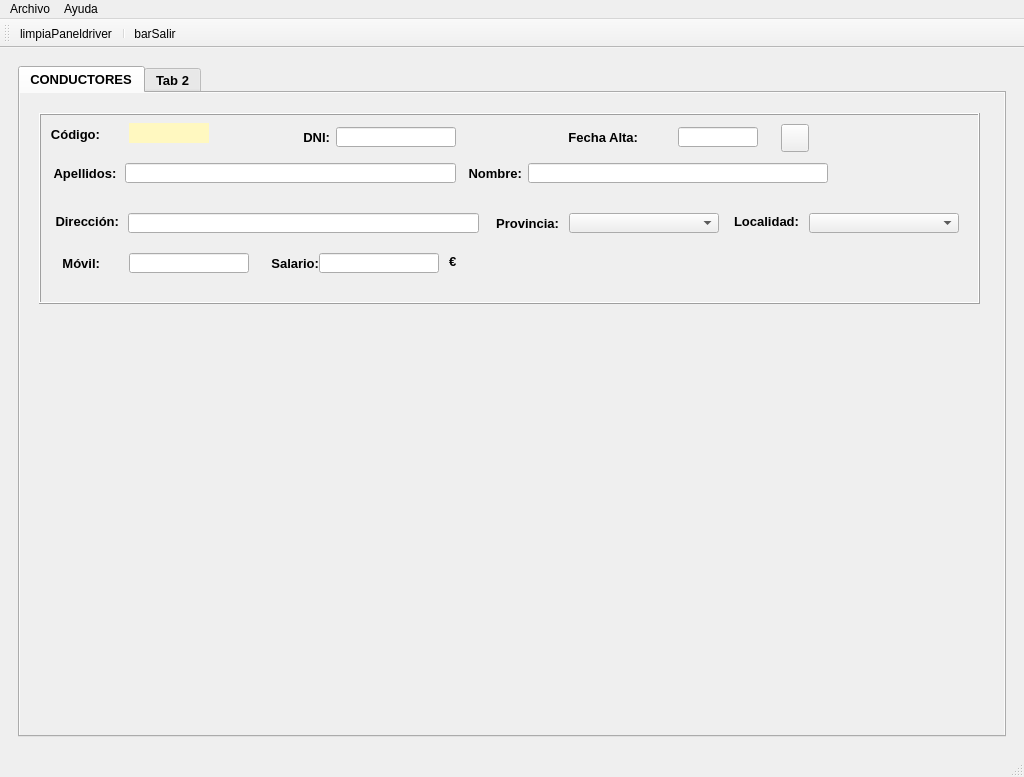
Above: MainWindow.ui from XoanCarlos/perezgonzalez2324 before the change. Below: the same form after it.
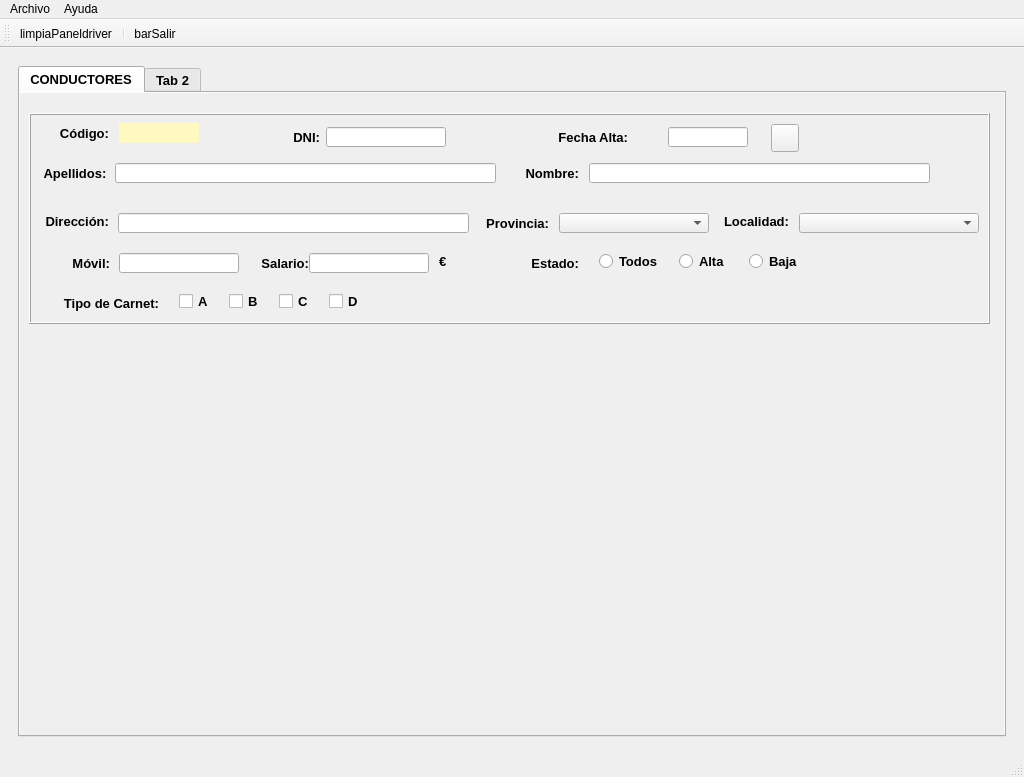
That is the form after the change. Icons and pictures are not drawn.

Commit message: radiobutton y check

```diff
--- a/MainWindow.ui
+++ b/MainWindow.ui
@@ -81,10 +81,10 @@
           <widget class="QFrame" name="frngestdrive">
            <property name="geometry">
             <rect>
-             <x>19</x>
+             <x>9</x>
              <y>20</y>
-             <width>941</width>
-             <height>191</height>
+             <width>961</width>
+             <height>211</height>
             </rect>
            </property>
            <property name="sizePolicy">
@@ -111,7 +111,7 @@
            <widget class="QLabel" name="lblNome">
             <property name="geometry">
              <rect>
-              <x>423</x>
+              <x>490</x>
               <y>50</y>
               <width>60</width>
               <height>20</height>
@@ -204,7 +204,7 @@
              <rect>
               <x>86</x>
               <y>50</y>
-              <width>331</width>
+              <width>381</width>
               <height>20</height>
              </rect>
             </property>
@@ -367,8 +367,8 @@
            <widget class="QLabel" name="lblCod">
             <property name="geometry">
              <rect>
-              <x>11</x>
-              <y>11</y>
+              <x>30</x>
+              <y>10</y>
               <width>50</width>
               <height>20</height>
              </rect>
@@ -417,9 +417,9 @@
            <widget class="QLineEdit" name="txtNome">
             <property name="geometry">
              <rect>
-              <x>489</x>
+              <x>560</x>
               <y>50</y>
-              <width>300</width>
+              <width>341</width>
               <height>20</height>
              </rect>
             </property>
@@ -479,7 +479,7 @@
              <rect>
               <x>20</x>
               <y>140</y>
-              <width>41</width>
+              <width>61</width>
               <height>20</height>
              </rect>
             </property>
@@ -501,19 +501,19 @@
              <rect>
               <x>770</x>
               <y>100</y>
-              <width>150</width>
+              <width>180</width>
               <height>20</height>
              </rect>
             </property>
             <property name="minimumSize">
              <size>
-              <width>150</width>
+              <width>180</width>
               <height>20</height>
              </size>
             </property>
             <property name="maximumSize">
              <size>
-              <width>150</width>
+              <width>180</width>
               <height>20</height>
              </size>
             </property>
@@ -681,6 +681,162 @@
              <string>€</string>
             </property>
            </widget>
+           <widget class="QLabel" name="lblCarnet">
+            <property name="geometry">
+             <rect>
+              <x>30</x>
+              <y>180</y>
+              <width>100</width>
+              <height>20</height>
+             </rect>
+            </property>
+            <property name="minimumSize">
+             <size>
+              <width>80</width>
+              <height>0</height>
+             </size>
+            </property>
+            <property name="maximumSize">
+             <size>
+              <width>100</width>
+              <height>20</height>
+             </size>
+            </property>
+            <property name="text">
+             <string>Tipo de Carnet:</string>
+            </property>
+            <property name="alignment">
+             <set>Qt::AlignRight|Qt::AlignTrailing|Qt::AlignVCenter</set>
+            </property>
+           </widget>
+           <widget class="QCheckBox" name="chkA">
+            <property name="geometry">
+             <rect>
+              <x>150</x>
+              <y>180</y>
+              <width>41</width>
+              <height>17</height>
+             </rect>
+            </property>
+            <property name="text">
+             <string>A</string>
+            </property>
+           </widget>
+           <widget class="QCheckBox" name="chkB">
+            <property name="geometry">
+             <rect>
+              <x>200</x>
+              <y>180</y>
+              <width>41</width>
+              <height>17</height>
+             </rect>
+            </property>
+            <property name="text">
+             <string>B</string>
+            </property>
+           </widget>
+           <widget class="QCheckBox" name="chkC">
+            <property name="geometry">
+             <rect>
+              <x>250</x>
+              <y>180</y>
+              <width>41</width>
+              <height>17</height>
+             </rect>
+            </property>
+            <property name="text">
+             <string>C</string>
+            </property>
+           </widget>
+           <widget class="QCheckBox" name="chkD">
+            <property name="geometry">
+             <rect>
+              <x>300</x>
+              <y>180</y>
+              <width>41</width>
+              <height>17</height>
+             </rect>
+            </property>
+            <property name="text">
+             <string>D</string>
+            </property>
+           </widget>
+           <widget class="QLabel" name="lblEstado">
+            <property name="geometry">
+             <rect>
+              <x>470</x>
+              <y>140</y>
+              <width>80</width>
+              <height>20</height>
+             </rect>
+            </property>
+            <property name="minimumSize">
+             <size>
+              <width>80</width>
+              <height>0</height>
+             </size>
+            </property>
+            <property name="maximumSize">
+             <size>
+              <width>100</width>
+              <height>20</height>
+             </size>
+            </property>
+            <property name="text">
+             <string>Estado:</string>
+            </property>
+            <property name="alignment">
+             <set>Qt::AlignRight|Qt::AlignTrailing|Qt::AlignVCenter</set>
+            </property>
+           </widget>
+           <widget class="QRadioButton" name="rbtAlta">
+            <property name="geometry">
+             <rect>
+              <x>650</x>
+              <y>140</y>
+              <width>61</width>
+              <height>17</height>
+             </rect>
+            </property>
+            <property name="text">
+             <string>Alta</string>
+            </property>
+            <attribute name="buttonGroup">
+             <string notr="true">grpEstado</string>
+            </attribute>
+           </widget>
+           <widget class="QRadioButton" name="rbtBaja">
+            <property name="geometry">
+             <rect>
+              <x>720</x>
+              <y>140</y>
+              <width>61</width>
+              <height>17</height>
+             </rect>
+            </property>
+            <property name="text">
+             <string>Baja</string>
+            </property>
+            <attribute name="buttonGroup">
+             <string notr="true">grpEstado</string>
+            </attribute>
+           </widget>
+           <widget class="QRadioButton" name="rbtTodos">
+            <property name="geometry">
+             <rect>
+              <x>570</x>
+              <y>140</y>
+              <width>61</width>
+              <height>17</height>
+             </rect>
+            </property>
+            <property name="text">
+             <string>Todos</string>
+            </property>
+            <attribute name="buttonGroup">
+             <string notr="true">grpEstado</string>
+            </attribute>
+           </widget>
           </widget>
           <widget class="QSplitter" name="splitter">
            <property name="geometry">
```
Left out of the diff: 11 changed lines with no effect on the pictures. The commit also changes 7 other files.
